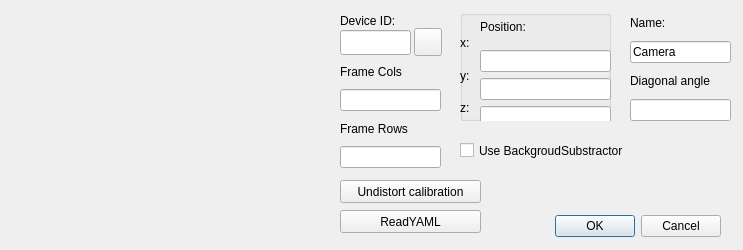
Before: the Qt Designer form WebCamCap2/gui/addcamera.ui in kaajo/WebCamCap, drawn with Qt 5.
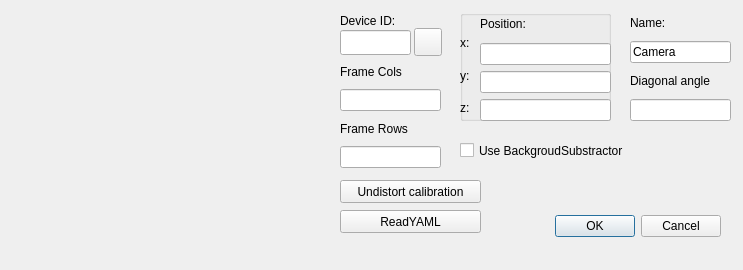
After: the same form once the commit is applied. Icons and pictures are not drawn. Custom widgets are drawn as their Qt base class.

```diff
--- a/WebCamCap2/gui/addcamera.ui
+++ b/WebCamCap2/gui/addcamera.ui
@@ -10,7 +10,7 @@
     <x>0</x>
     <y>0</y>
     <width>743</width>
-    <height>250</height>
+    <height>270</height>
    </rect>
   </property>
   <property name="minimumSize">
@@ -157,7 +157,7 @@
       <x>20</x>
       <y>0</y>
       <width>131</width>
-      <height>118</height>
+      <height>111</height>
      </rect>
     </property>
     <layout class="QVBoxLayout" name="verticalLayout">
```
Left out of the diff: 17 changed lines with no effect on the pictures.
